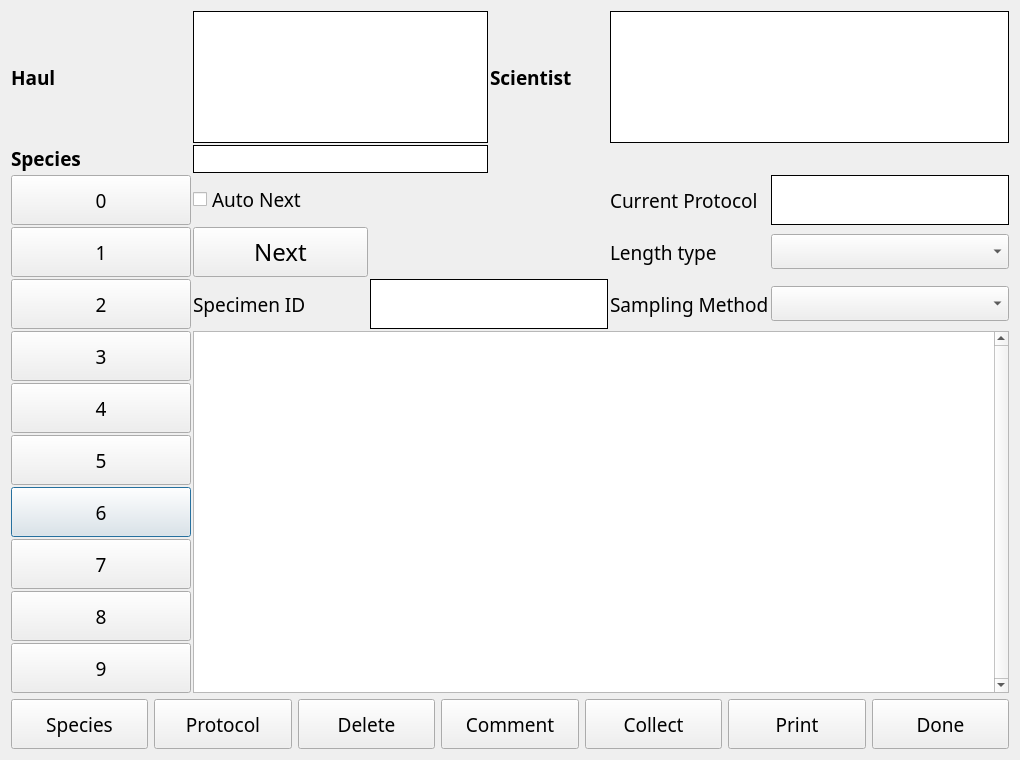
aliciabillings-noaa/CLAMS, file ui/CLAMSSpecimen.ui: the form before one commit.
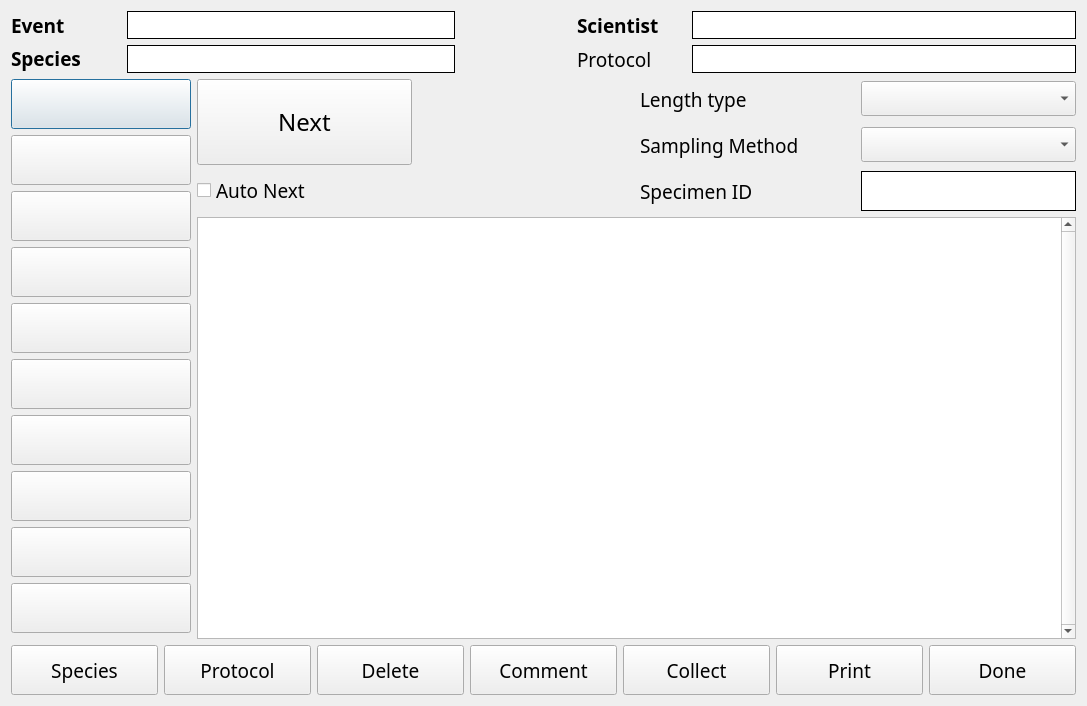
The form after the commit.

Commit message:
Added initial 'Present' sample type support
Added initial 'Present' sample type support. This is enabled by setting the 'EnablePresentSampleType' entry in ApplicationConfiguration to True. Updated Catch UI form to display total sample weight and sample type in the sample table.

What changed in the file:
```diff
--- a/ui/CLAMSSpecimen.ui
+++ b/ui/CLAMSSpecimen.ui
@@ -6,426 +6,32 @@
    <rect>
     <x>0</x>
     <y>0</y>
-    <width>1020</width>
-    <height>760</height>
+    <width>1087</width>
+    <height>706</height>
    </rect>
   </property>
   <property name="windowTitle">
    <string>CLAMS Specimen</string>
   </property>
-  <layout class="QVBoxLayout" name="verticalLayout" stretch="0,5">
+  <layout class="QVBoxLayout" name="verticalLayout_3">
    <item>
-    <layout class="QGridLayout" name="gridLayout" rowstretch="0,0,0,0,0,0,0,0,0,0,0,0,0">
-     <property name="spacing">
-      <number>2</number>
-     </property>
-     <item row="5" column="4">
-      <widget class="QLabel" name="label_3">
+    <layout class="QGridLayout" name="gridLayout" columnstretch="10,30,10,10,35">
+     <item row="0" column="2">
+      <widget class="QLabel" name="label_11">
        <property name="font">
         <font>
          <family>Arial Black</family>
          <pointsize>14</pointsize>
-        </font>
-       </property>
-       <property name="text">
-        <string>Sampling Method</string>
-       </property>
-      </widget>
-     </item>
-     <item row="3" column="5" colspan="2">
-      <widget class="QLabel" name="protoLabel">
-       <property name="minimumSize">
-        <size>
-         <width>0</width>
-         <height>0</height>
-        </size>
-       </property>
-       <property name="font">
-        <font>
-         <family>Arial Black</family>
-         <pointsize>14</pointsize>
-        </font>
-       </property>
-       <property name="styleSheet">
-        <string notr="true">QWidget {
-    background-color: white;
-}</string>
-       </property>
-       <property name="frameShape">
-        <enum>QFrame::Box</enum>
-       </property>
-       <property name="text">
-        <string/>
-       </property>
-      </widget>
-     </item>
-     <item row="9" column="0">
-      <widget class="QPushButton" name="btn_6">
-       <property name="minimumSize">
-        <size>
-         <width>180</width>
-         <height>50</height>
-        </size>
-       </property>
-       <property name="font">
-        <font>
-         <family>Arial Black</family>
-         <pointsize>14</pointsize>
-        </font>
-       </property>
-       <property name="text">
-        <string>6</string>
-       </property>
-      </widget>
-     </item>
-     <item row="6" column="1" rowspan="7" colspan="6">
-      <widget class="QTableView" name="measureView">
-       <property name="font">
-        <font>
-         <family>Arial Black</family>
-         <pointsize>9</pointsize>
-        </font>
-       </property>
-       <property name="verticalScrollBarPolicy">
-        <enum>Qt::ScrollBarAlwaysOn</enum>
-       </property>
-       <property name="selectionMode">
-        <enum>QAbstractItemView::SingleSelection</enum>
-       </property>
-       <property name="selectionBehavior">
-        <enum>QAbstractItemView::SelectRows</enum>
-       </property>
-       <attribute name="verticalHeaderVisible">
-        <bool>true</bool>
-       </attribute>
-      </widget>
-     </item>
-     <item row="10" column="0">
-      <widget class="QPushButton" name="btn_7">
-       <property name="minimumSize">
-        <size>
-         <width>180</width>
-         <height>50</height>
-        </size>
-       </property>
-       <property name="font">
-        <font>
-         <family>Arial Black</family>
-         <pointsize>14</pointsize>
-        </font>
-       </property>
-       <property name="text">
-        <string>7</string>
-       </property>
-      </widget>
-     </item>
-     <item row="12" column="0">
-      <widget class="QPushButton" name="btn_9">
-       <property name="minimumSize">
-        <size>
-         <width>180</width>
-         <height>50</height>
-        </size>
-       </property>
-       <property name="font">
-        <font>
-         <family>Arial Black</family>
-         <pointsize>14</pointsize>
-        </font>
-       </property>
-       <property name="text">
-        <string>9</string>
-       </property>
-      </widget>
-     </item>
-     <item row="4" column="1">
-      <widget class="QPushButton" name="cycleBtn">
-       <property name="enabled">
-        <bool>true</bool>
-       </property>
-       <property name="minimumSize">
-        <size>
-         <width>175</width>
-         <height>50</height>
-        </size>
-       </property>
-       <property name="font">
-        <font>
-         <family>Arial Black</family>
-         <pointsize>18</pointsize>
-        </font>
-       </property>
-       <property name="text">
-        <string>Next</string>
-       </property>
-       <property name="checkable">
-        <bool>false</bool>
-       </property>
-       <property name="checked">
-        <bool>false</bool>
-       </property>
-      </widget>
-     </item>
-     <item row="4" column="4">
-      <widget class="QLabel" name="label">
-       <property name="sizePolicy">
-        <sizepolicy hsizetype="Preferred" vsizetype="Minimum">
-         <horstretch>0</horstretch>
-         <verstretch>0</verstretch>
-        </sizepolicy>
-       </property>
-       <property name="font">
-        <font>
-         <family>Arial Black</family>
-         <pointsize>14</pointsize>
-         <weight>50</weight>
-         <bold>false</bold>
-        </font>
-       </property>
-       <property name="text">
-        <string>Length type</string>
-       </property>
-      </widget>
-     </item>
-     <item row="4" column="5" colspan="2">
-      <widget class="QComboBox" name="lengthTypeBox">
-       <property name="minimumSize">
-        <size>
-         <width>0</width>
-         <height>0</height>
-        </size>
-       </property>
-       <property name="font">
-        <font>
-         <family>Arial Black</family>
-         <pointsize>14</pointsize>
-        </font>
-       </property>
-      </widget>
-     </item>
-     <item row="5" column="1">
-      <widget class="QLabel" name="label_6">
-       <property name="font">
-        <font>
-         <family>Arial Black</family>
-         <pointsize>14</pointsize>
-        </font>
-       </property>
-       <property name="text">
-        <string>Specimen ID</string>
-       </property>
-      </widget>
-     </item>
-     <item row="6" column="0">
-      <widget class="QPushButton" name="btn_3">
-       <property name="minimumSize">
-        <size>
-         <width>180</width>
-         <height>50</height>
-        </size>
-       </property>
-       <property name="font">
-        <font>
-         <family>Arial Black</family>
-         <pointsize>14</pointsize>
-        </font>
-       </property>
-       <property name="text">
-        <string>3</string>
-       </property>
-      </widget>
-     </item>
-     <item row="5" column="2" colspan="2">
-      <widget class="QLabel" name="specimenLabel">
-       <property name="minimumSize">
-        <size>
-         <width>0</width>
-         <height>0</height>
-        </size>
-       </property>
-       <property name="font">
-        <font>
-         <family>Arial Black</family>
-         <pointsize>14</pointsize>
          <weight>75</weight>
          <bold>true</bold>
         </font>
        </property>
-       <property name="styleSheet">
-        <string notr="true">QWidget {
-    background-color: white;
-}</string>
-       </property>
-       <property name="frameShape">
-        <enum>QFrame::Box</enum>
-       </property>
        <property name="text">
         <string/>
        </property>
       </widget>
      </item>
-     <item row="3" column="1">
-      <widget class="QCheckBox" name="autoCheck">
-       <property name="font">
-        <font>
-         <family>Arial Black</family>
-         <pointsize>14</pointsize>
-        </font>
-       </property>
-       <property name="text">
-        <string>Auto Next</string>
-       </property>
-      </widget>
-     </item>
-     <item row="3" column="2" rowspan="2" colspan="2">
-      <widget class="QLabel" name="picLabel">
-       <property name="font">
-        <font>
-         <family>Arial Black</family>
-         <pointsize>14</pointsize>
-         <weight>75</weight>
-         <bold>true</bold>
-        </font>
-       </property>
-       <property name="text">
-        <string>&lt;Image Unavailable&gt;</string>
-       </property>
-       <property name="alignment">
-        <set>Qt::AlignCenter</set>
-       </property>
-      </widget>
-     </item>
-     <item row="11" column="0">
-      <widget class="QPushButton" name="btn_8">
-       <property name="minimumSize">
-        <size>
-         <width>180</width>
-         <height>50</height>
-        </size>
-       </property>
-       <property name="font">
-        <font>
-         <family>Arial Black</family>
-         <pointsize>14</pointsize>
-        </font>
-       </property>
-       <property name="text">
-        <string>8</string>
-       </property>
-      </widget>
-     </item>
-     <item row="3" column="0">
-      <widget class="QPushButton" name="btn_0">
-       <property name="minimumSize">
-        <size>
-         <width>180</width>
-         <height>50</height>
-        </size>
-       </property>
-       <property name="font">
-        <font>
-         <family>Arial Black</family>
-         <pointsize>14</pointsize>
-        </font>
-       </property>
-       <property name="text">
-        <string>0</string>
-       </property>
-      </widget>
-     </item>
-     <item row="4" column="0">
-      <widget class="QPushButton" name="btn_1">
-       <property name="minimumSize">
-        <size>
-         <width>180</width>
-         <height>50</height>
-        </size>
-       </property>
-       <property name="font">
-        <font>
-         <family>Arial Black</family>
-         <pointsize>14</pointsize>
-        </font>
-       </property>
-       <property name="text">
-        <string>1</string>
-       </property>
-      </widget>
-     </item>
-     <item row="1" column="4" colspan="3">
-      <widget class="QLabel" name="sciLabel">
-       <property name="minimumSize">
-        <size>
-         <width>0</width>
-         <height>0</height>
-        </size>
-       </property>
-       <property name="font">
-        <font>
-         <family>Arial Black</family>
-         <pointsize>14</pointsize>
-         <weight>75</weight>
-         <bold>true</bold>
-        </font>
-       </property>
-       <property name="autoFillBackground">
-        <bool>false</bool>
-       </property>
-       <property name="styleSheet">
-        <string notr="true">QWidget {
-    background-color: white;
-}</string>
-       </property>
-       <property name="frameShape">
-        <enum>QFrame::Panel</enum>
-       </property>
-       <property name="frameShadow">
-        <enum>QFrame::Plain</enum>
-       </property>
-       <property name="lineWidth">
-        <number>1</number>
-       </property>
-       <property name="text">
-        <string/>
-       </property>
-      </widget>
-     </item>
-     <item row="7" column="0">
-      <widget class="QPushButton" name="btn_4">
-       <property name="minimumSize">
-        <size>
-         <width>180</width>
-         <height>50</height>
-        </size>
-       </property>
-       <property name="font">
-        <font>
-         <family>Arial Black</family>
-         <pointsize>14</pointsize>
-        </font>
-       </property>
-       <property name="text">
-        <string>4</string>
-       </property>
-      </widget>
-     </item>
-     <item row="5" column="5" colspan="2">
-      <widget class="QComboBox" name="samplingMethodBox">
-       <property name="minimumSize">
-        <size>
-         <width>0</width>
-         <height>0</height>
-        </size>
-       </property>
-       <property name="font">
-        <font>
-         <family>Arial Black</family>
-         <pointsize>14</pointsize>
-        </font>
-       </property>
-      </widget>
-     </item>
-     <item row="1" column="3">
+     <item row="0" column="3">
       <widget class="QLabel" name="label_10">
        <property name="font">
         <font>
@@ -440,58 +46,83 @@
        </property>
       </widget>
      </item>
-     <item row="5" column="0">
-      <widget class="QPushButton" name="btn_2">
-       <property name="minimumSize">
-        <size>
-         <width>180</width>
-         <height>50</height>
-        </size>
-       </property>
+     <item row="0" column="1">
+      <widget class="QLabel" name="haulNum">
        <property name="font">
         <font>
          <family>Arial Black</family>
          <pointsize>14</pointsize>
+         <weight>75</weight>
+         <bold>true</bold>
         </font>
        </property>
+       <property name="styleSheet">
+        <string notr="true">QWidget {
+    background-color: white;
+}</string>
+       </property>
+       <property name="frameShape">
+        <enum>QFrame::Panel</enum>
+       </property>
        <property name="text">
-        <string>2</string>
+        <string/>
        </property>
       </widget>
      </item>
-     <item row="3" column="4">
-      <widget class="QLabel" name="label_5">
+     <item row="0" column="4">
+      <widget class="QLabel" name="sciLabel">
+       <property name="minimumSize">
+        <size>
+         <width>0</width>
+         <height>0</height>
+        </size>
+       </property>
        <property name="font">
         <font>
          <family>Arial Black</family>
          <pointsize>14</pointsize>
+         <weight>75</weight>
+         <bold>true</bold>
         </font>
        </property>
+       <property name="autoFillBackground">
+        <bool>false</bool>
+       </property>
+       <property name="styleSheet">
+        <string notr="true">QWidget {
+    background-color: white;
+}</string>
+       </property>
+       <property name="frameShape">
+        <enum>QFrame::Panel</enum>
+       </property>
+       <property name="frameShadow">
+        <enum>QFrame::Plain</enum>
+       </property>
+       <property name="lineWidth">
+        <number>1</number>
+       </property>
        <property name="text">
-        <string>Current Protocol</string>
+        <string/>
        </property>
       </widget>
      </item>
-     <item row="8" column="0">
-      <widget class="QPushButton" name="btn_5">
-       <property name="minimumSize">
-        <size>
-         <width>180</width>
-         <height>50</height>
-        </size>
-       </property>
+     <item row="0" column="0">
+      <widget class="QLabel" name="haulLabel">
        <property name="font">
         <font>
          <family>Arial Black</family>
          <pointsize>14</pointsize>
+         <weight>75</weight>
+         <bold>true</bold>
         </font>
        </property>
        <property name="text">
-        <string>5</string>
+        <string>Event</string>
        </property>
       </widget>
      </item>
-     <item row="2" column="0">
+     <item row="1" column="0">
       <widget class="QLabel" name="label_9">
        <property name="sizePolicy">
         <sizepolicy hsizetype="Preferred" vsizetype="Fixed">
@@ -515,22 +146,7 @@
        </property>
       </widget>
      </item>
-     <item row="1" column="0">
-      <widget class="QLabel" name="haulLabel">
-       <property name="font">
-        <font>
-         <family>Arial Black</family>
-         <pointsize>14</pointsize>
-         <weight>75</weight>
-         <bold>true</bold>
-        </font>
-       </property>
-       <property name="text">
-        <string>Haul</string>
-       </property>
-      </widget>
-     </item>
-     <item row="2" column="1" colspan="2">
+     <item row="1" column="1">
       <widget class="QLabel" name="speciesLabel">
        <property name="minimumSize">
         <size>
@@ -568,14 +184,31 @@
        </property>
       </widget>
      </item>
-     <item row="1" column="1" colspan="2">
-      <widget class="QLabel" name="haulNum">
+     <item row="1" column="3">
+      <widget class="QLabel" name="label_5">
        <property name="font">
         <font>
          <family>Arial Black</family>
          <pointsize>14</pointsize>
-         <weight>75</weight>
-         <bold>true</bold>
+        </font>
+       </property>
+       <property name="text">
+        <string>Protocol</string>
+       </property>
+      </widget>
+     </item>
+     <item row="1" column="4">
+      <widget class="QLabel" name="protoLabel">
+       <property name="minimumSize">
+        <size>
+         <width>0</width>
+         <height>0</height>
+        </size>
+       </property>
+       <property name="font">
+        <font>
+         <family>Arial Black</family>
+         <pointsize>14</pointsize>
         </font>
        </property>
        <property name="styleSheet">
@@ -584,7 +217,7 @@
 }</string>
        </property>
        <property name="frameShape">
-        <enum>QFrame::Panel</enum>
+        <enum>QFrame::Box</enum>
        </property>
        <property name="text">
         <string/>
@@ -593,6 +226,410 @@
      </item>
     </layout>
    </item>
+   <item>
+    <layout class="QHBoxLayout" name="horizontalLayout_2">
+     <item>
+      <layout class="QVBoxLayout" name="verticalLayout">
+       <item>
+        <widget class="QPushButton" name="btn_0">
+         <property name="minimumSize">
+          <size>
+           <width>180</width>
+           <height>50</height>
+          </size>
+         </property>
+         <property name="font">
+          <font>
+           <family>Arial Black</family>
+           <pointsize>14</pointsize>
+          </font>
+         </property>
+         <property name="text">
+          <string/>
+         </property>
+        </widget>
+       </item>
+       <item>
+        <widget class="QPushButton" name="btn_1">
+         <property name="minimumSize">
+          <size>
+           <width>180</width>
+           <height>50</height>
+          </size>
+         </property>
+         <property name="font">
+          <font>
+           <family>Arial Black</family>
+           <pointsize>14</pointsize>
+          </font>
+         </property>
+         <property name="text">
+          <string/>
+         </property>
+        </widget>
+       </item>
+       <item>
+        <widget class="QPushButton" name="btn_2">
+         <property name="minimumSize">
+          <size>
+           <width>180</width>
+           <height>50</height>
+          </size>
+         </property>
+         <property name="font">
+          <font>
+           <family>Arial Black</family>
+           <pointsize>14</pointsize>
+          </font>
+         </property>
+         <property name="text">
+          <string/>
+         </property>
+        </widget>
+       </item>
+       <item>
+        <widget class="QPushButton" name="btn_3">
+         <property name="minimumSize">
+          <size>
+           <width>180</width>
+           <height>50</height>
+          </size>
+         </property>
+         <property name="font">
+          <font>
+           <family>Arial Black</family>
+           <pointsize>14</pointsize>
+          </font>
+         </property>
+         <property name="text">
+          <string/>
+         </property>
+        </widget>
+       </item>
+       <item>
+        <widget class="QPushButton" name="btn_4">
+         <property name="minimumSize">
+          <size>
+           <width>180</width>
+           <height>50</height>
+          </size>
+         </property>
+         <property name="font">
+          <font>
+           <family>Arial Black</family>
+           <pointsize>14</pointsize>
+          </font>
+         </property>
+         <property name="text">
+          <string/>
+         </property>
+        </widget>
+       </item>
+       <item>
+        <widget class="QPushButton" name="btn_5">
+         <property name="minimumSize">
+          <size>
+           <width>180</width>
+           <height>50</height>
+          </size>
+         </property>
+         <property name="font">
+          <font>
+           <family>Arial Black</family>
+           <pointsize>14</pointsize>
+          </font>
+         </property>
+         <property name="text">
+          <string/>
+         </property>
+        </widget>
+       </item>
+       <item>
+        <widget class="QPushButton" name="btn_6">
+         <property name="minimumSize">
+          <size>
+           <width>180</width>
+           <height>50</height>
+          </size>
+         </property>
+         <property name="font">
+          <font>
+           <family>Arial Black</family>
+           <pointsize>14</pointsize>
+          </font>
+         </property>
+         <property name="text">
+          <string/>
+         </property>
+        </widget>
+       </item>
+       <item>
+        <widget class="QPushButton" name="btn_7">
+         <property name="minimumSize">
+          <size>
+           <width>180</width>
+           <height>50</height>
+          </size>
+         </property>
+         <property name="font">
+          <font>
+           <family>Arial Black</family>
+           <pointsize>14</pointsize>
+          </font>
+         </property>
+         <property name="text">
+          <string/>
+         </property>
+        </widget>
+       </item>
+       <item>
+        <widget class="QPushButton" name="btn_8">
+         <property name="minimumSize">
+          <size>
+           <width>180</width>
+           <height>50</height>
+          </size>
+         </property>
+         <property name="font">
+          <font>
+           <family>Arial Black</family>
+           <pointsize>14</pointsize>
+          </font>
+         </property>
+         <property name="text">
+          <string/>
+         </property>
+        </widget>
+       </item>
+       <item>
+        <widget class="QPushButton" name="btn_9">
+         <property name="minimumSize">
+          <size>
+           <width>180</width>
+           <height>50</height>
+          </size>
+         </property>
+         <property name="font">
+          <font>
+           <family>Arial Black</family>
+           <pointsize>14</pointsize>
+          </font>
+         </property>
+         <property name="text">
+          <string/>
+         </property>
+        </widget>
+       </item>
+      </layout>
+     </item>
+     <item>
+      <layout class="QVBoxLayout" name="verticalLayout_2">
+       <item>
+        <layout class="QGridLayout" name="gridLayout_3" rowminimumheight="40,40,40">
+         <item row="1" column="2">
+          <widget class="QLabel" name="label_3">
+           <property name="font">
+            <font>
+             <family>Arial Black</family>
+             <pointsize>14</pointsize>
+            </font>
+           </property>
+           <property name="text">
+            <string>Sampling Method</string>
+           </property>
+          </widget>
+         </item>
+         <item row="1" column="3">
+          <widget class="QComboBox" name="samplingMethodBox">
+           <property name="minimumSize">
+            <size>
+             <width>0</width>
+             <height>0</height>
+            </size>
+           </property>
+           <property name="font">
+            <font>
+             <family>Arial Black</family>
+             <pointsize>14</pointsize>
+            </font>
+           </property>
+          </widget>
+         </item>
+         <item row="0" column="3">
+          <widget class="QComboBox" name="lengthTypeBox">
+           <property name="minimumSize">
+            <size>
+             <width>0</width>
+             <height>0</height>
+            </size>
+           </property>
+           <property name="font">
+            <font>
+             <family>Arial Black</family>
+             <pointsize>14</pointsize>
+            </font>
+           </property>
+          </widget>
+         </item>
+         <item row="0" column="2">
+          <widget class="QLabel" name="label">
+           <property name="sizePolicy">
+            <sizepolicy hsizetype="Preferred" vsizetype="Minimum">
+             <horstretch>0</horstretch>
+             <verstretch>0</verstretch>
+            </sizepolicy>
+           </property>
+           <property name="font">
+            <font>
+             <family>Arial Black</family>
+             <pointsize>14</pointsize>
+             <weight>50</weight>
+             <bold>false</bold>
+            </font>
+           </property>
+           <property name="text">
+            <string>Length type</string>
+           </property>
+          </widget>
+         </item>
+         <item row="2" column="2">
+          <widget class="QLabel" name="label_6">
+           <property name="font">
+            <font>
+             <family>Arial Black</family>
+             <pointsize>14</pointsize>
+            </font>
+           </property>
+           <property name="text">
+            <string>Specimen ID</string>
+           </property>
+          </widget>
+         </item>
+         <item row="2" column="3">
+          <widget class="QLabel" name="specimenLabel">
+           <property name="minimumSize">
+            <size>
+             <width>0</width>
+             <height>0</height>
+            </size>
+           </property>
+           <property name="font">
+            <font>
+             <family>Arial Black</family>
+             <pointsize>14</pointsize>
+             <weight>75</weight>
+             <bold>true</bold>
+            </font>
+           </property>
+           <property name="styleSheet">
+            <string notr="true">QWidget {
+    background-color: white;
+}</string>
+           </property>
+           <property name="frameShape">
+            <enum>QFrame::Box</enum>
+           </property>
+           <property name="text">
+            <string/>
+           </property>
+          </widget>
+         </item>
+         <item row="2" column="0">
+          <widget class="QCheckBox" name="autoCheck">
+           <property name="font">
+            <font>
+             <family>Arial Black</family>
+             <pointsize>14</pointsize>
+            </font>
+           </property>
+           <property name="text">
+            <string>Auto Next</string>
+           </property>
+          </widget>
+         </item>
+         <item row="0" column="1" rowspan="3">
+          <widget class="QLabel" name="picLabel">
+           <property name="font">
+            <font>
+             <family>Arial Black</family>
+             <pointsize>14</pointsize>
+             <weight>75</weight>
+             <bold>true</bold>
+            </font>
+           </property>
+           <property name="text">
+            <string>&lt;Image Unavailable&gt;</string>
+           </property>
+           <property name="alignment">
+            <set>Qt::AlignCenter</set>
+           </property>
+          </widget>
+         </item>
+         <item row="0" column="0" rowspan="2">
+          <widget class="QPushButton" name="cycleBtn">
+           <property name="enabled">
+            <bool>true</bool>
+           </property>
+           <property name="sizePolicy">
+            <sizepolicy hsizetype="Minimum" vsizetype="Preferred">
+             <horstretch>0</horstretch>
+             <verstretch>0</verstretch>
+            </sizepolicy>
+           </property>
+           <property name="minimumSize">
+            <size>
+             <width>0</width>
+             <height>0</height>
+            </size>
+           </property>
+           <property name="font">
+            <font>
+             <family>Arial Black</family>
+             <pointsize>18</pointsize>
+            </font>
+           </property>
+           <property name="text">
+            <string>Next</string>
+           </property>
+           <property name="checkable">
+            <bool>false</bool>
+           </property>
+           <property name="checked">
+            <bool>false</bool>
+           </property>
+          </widget>
+         </item>
+        </layout>
+       </item>
+       <item>
+        <widget class="QTableView" name="measureView">
+         <property name="font">
+          <font>
+           <family>Arial Black</family>
+           <pointsize>9</pointsize>
+          </font>
+         </property>
+         <property name="verticalScrollBarPolicy">
+          <enum>Qt::ScrollBarAlwaysOn</enum>
+         </property>
+         <property name="selectionMode">
+          <enum>QAbstractItemView::SingleSelection</enum>
+         </property>
+         <property name="selectionBehavior">
+          <enum>QAbstractItemView::SelectRows</enum>
+         </property>
+         <attribute name="horizontalHeaderStretchLastSection">
+          <bool>true</bool>
+         </attribute>
+         <attribute name="verticalHeaderVisible">
+          <bool>true</bool>
+         </attribute>
+        </widget>
+       </item>
+      </layout>
+     </item>
+    </layout>
+   </item>
    <item>
     <layout class="QHBoxLayout" name="horizontalLayout">
      <item>
```
The commit also changes 17 other files.
